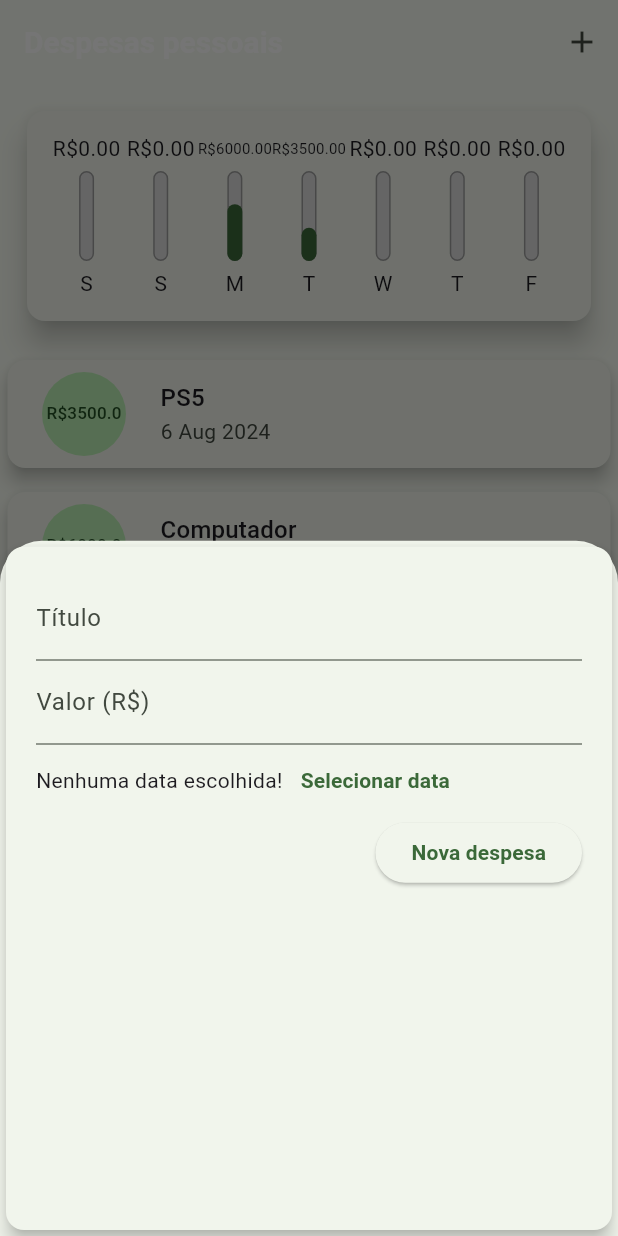
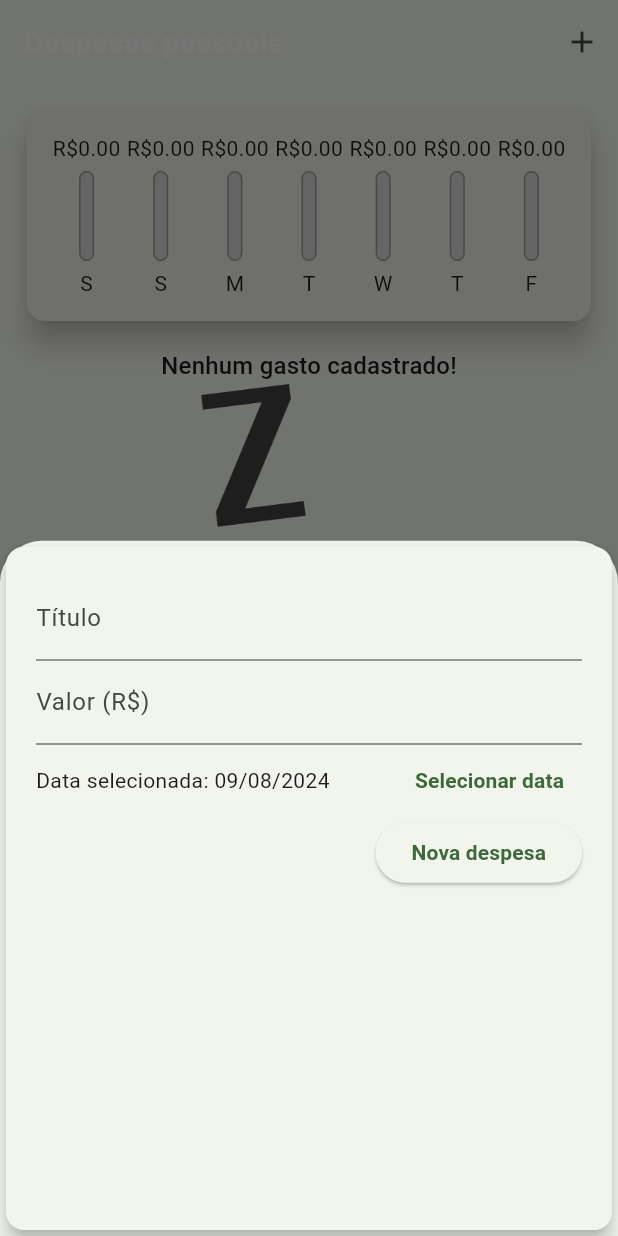
Before and after one commit to Yan-Vinicius/expenses, a Flutter app: the screen it shows after launch, after a tap on the "add" icon, on a phone screen of 412 x 824 dp. Run offline on Flutter 3.47's test engine with Material 3 defaults, Android fonts, the phone set to English and light mode, and no system bars; Roboto replaces fonts that are missing (OpenSans).

Commit message:
modificação para aceitar a data que o usuário inserir no formulário,

```diff
--- a/lib/components/chart.dart
+++ b/lib/components/chart.dart
@@ -49,7 +49,7 @@ class Chart extends StatelessWidget {
             return Flexible(
               fit: FlexFit.tight,
               child: ChartBar(tr['day'].toString(), tr['value'] as double,
-                  tr['value'] / _weekValue),
+                  _weekValue == 0 ? 0 : (tr['value'] as double) / _weekValue),
             );
           }).toList(),
         ),
--- a/lib/components/transaction_form.dart
+++ b/lib/components/transaction_form.dart
@@ -1,7 +1,8 @@
 import 'package:flutter/material.dart';
+import 'package:intl/intl.dart';
 
 class TransactionForm extends StatefulWidget {
-  final void Function(String, double) onSubmit;
+  final void Function(String, double, DateTime) onSubmit;
   TransactionForm(this.onSubmit);
 
   @override
@@ -9,20 +10,37 @@ class TransactionForm extends StatefulWidget {
 }
 
 class _TransactionFormState extends State<TransactionForm> {
-  final titleController = TextEditingController();
-  final valueController = TextEditingController();
+  final _titleController = TextEditingController();
+  final _valueController = TextEditingController();
+  DateTime _selectedDate = DateTime.now();
 
   _submitForm() {
-    final title = titleController.text;
+    final title = _titleController.text;
     // caso não seja passado um valor ou não consiga converter
     // para double, o valor padrão fica 0.0
-    final value = double.tryParse(valueController.text) ?? 0.0;
+    final value = double.tryParse(_valueController.text) ?? 0.0;
 
-    if (title.isEmpty || value <= 0) {
+    if (title.isEmpty || value <= 0 || _selectedDate == null) {
       return;
     }
 
-    widget.onSubmit(title, value);
+    widget.onSubmit(title, value, _selectedDate);
+  }
+
+  _showDatePicker() {
+    showDatePicker(
+      context: context,
+      initialDate: DateTime.now(),
+      firstDate: DateTime(2023),
+      lastDate: DateTime.now(),
+    ).then((pickedDate) {
+      if (pickedDate == null) {
+        return;
+      }
+      setState(() {
+        _selectedDate = pickedDate;
+      });
+    });
   }
 
   @override
@@ -35,24 +53,30 @@ class _TransactionFormState extends State<TransactionForm> {
           children: <Widget>[
             TextField(
               onSubmitted: (_) => _submitForm(),
-              controller: titleController,
+              controller: _titleController,
               decoration: InputDecoration(labelText: 'Título'),
             ),
             TextField(
               onSubmitted: (_) => _submitForm(),
-              controller: valueController,
+              controller: _valueController,
               keyboardType: TextInputType.numberWithOptions(decimal: true),
               decoration: InputDecoration(labelText: 'Valor (R\$)'),
             ),
             Row(
               children: [
-                Text('Nenhuma data escolhida!'),
+                Expanded(
+                  child: Text(
+                    _selectedDate == null
+                        ? 'Nenhuma data escolhida!'
+                        : 'Data selecionada: ${DateFormat('dd/MM/y').format(_selectedDate)}',
+                  ),
+                ),
                 TextButton(
                   child: Text(
                     'Selecionar data',
                     style: TextStyle(fontWeight: FontWeight.bold),
                   ),
-                  onPressed: () {},
+                  onPressed: _showDatePicker,
                 ),
               ],
             ),
--- a/lib/components/transanction_list.dart
+++ b/lib/components/transanction_list.dart
@@ -10,7 +10,7 @@ class TransanctionList extends StatelessWidget {
   @override
   Widget build(BuildContext context) {
     return Container(
-        height: 350,
+        height: 450,
         child: transactions.isEmpty
             ? Column(
                 children: <Widget>[
--- a/lib/main.dart
+++ b/lib/main.dart
@@ -47,25 +47,14 @@ class HomePage extends StatefulWidget {
 }
 
 class _HomePageState extends State<HomePage> {
-  final List<Transaction> _transactions = [
-    Transaction(
-        id: 't1',
-        title: 'PS5',
-        value: 3500.00,
-        date: DateTime.now().subtract(Duration(days: 3))),
-    Transaction(
-        id: 't2',
-        title: 'Computador',
-        value: 6000.00,
-        date: DateTime.now().subtract(Duration(days: 4)))
-  ];
+  final List<Transaction> _transactions = [];
 
-  _addTransaction(String title, double value) {
+  _addTransaction(String title, double value, DateTime date) {
     final newTransaction = Transaction(
         id: Random().nextDouble().toString(),
         title: title,
         value: value,
-        date: DateTime.now());
+        date: date);
 
     setState(() {
       _transactions.add(newTransaction);
```
